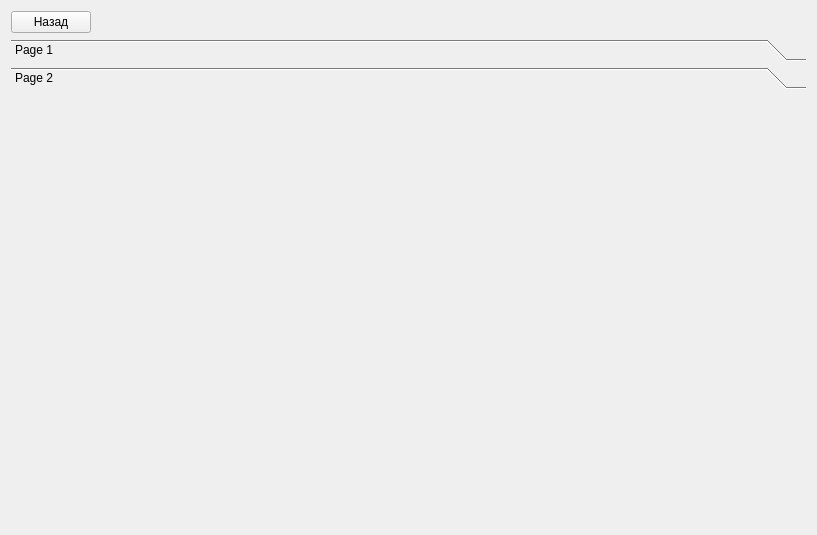
First picture: the form in src/core/widget/settingswidget.ui, repository Arox/makler, before the edit.
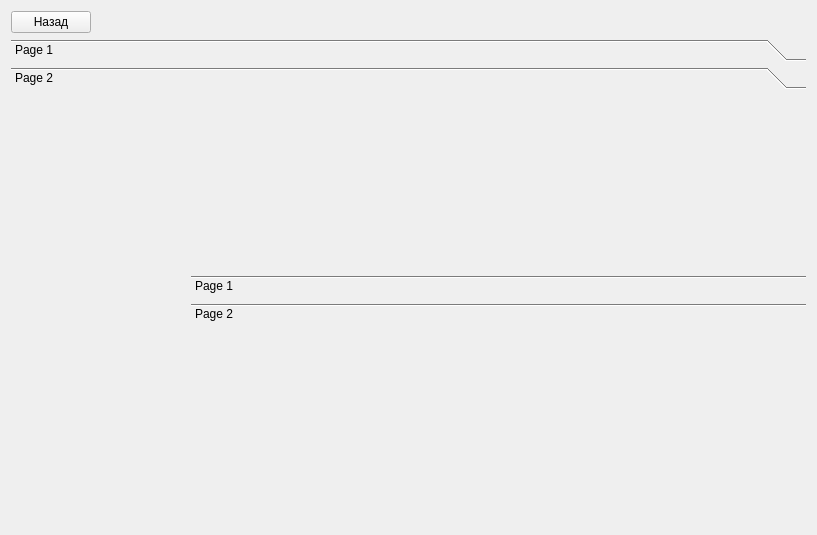
Second picture: the form after the edit. The open tabs and pages were chosen to show the change.

```diff
--- a/src/core/widget/settingswidget.ui
+++ b/src/core/widget/settingswidget.ui
@@ -40,13 +40,55 @@
        <rect>
         <x>0</x>
         <y>0</y>
-        <width>795</width>
-        <height>414</height>
+        <width>791</width>
+        <height>404</height>
        </rect>
       </property>
       <attribute name="label">
        <string>Page 2</string>
       </attribute>
+      <widget class="QToolBox" name="mpContainer_2">
+       <property name="geometry">
+        <rect>
+         <x>180</x>
+         <y>180</y>
+         <width>791</width>
+         <height>464</height>
+        </rect>
+       </property>
+       <property name="frameShape">
+        <enum>QFrame::NoFrame</enum>
+       </property>
+       <property name="currentIndex">
+        <number>1</number>
+       </property>
+       <widget class="QWidget" name="page_3">
+        <property name="geometry">
+         <rect>
+          <x>0</x>
+          <y>0</y>
+          <width>100</width>
+          <height>30</height>
+         </rect>
+        </property>
+        <attribute name="label">
+         <string>Page 1</string>
+        </attribute>
+       </widget>
+       <widget class="QWidget" name="page_4">
+        <property name="geometry">
+         <rect>
+          <x>0</x>
+          <y>0</y>
+          <width>791</width>
+          <height>404</height>
+         </rect>
+        </property>
+        <attribute name="label">
+         <string>Page 2</string>
+        </attribute>
+       </widget>
+      </widget>
      </widget>
     </widget>
    </item>
```
Left out of the diff: 6 changed lines with no effect on the pictures.
